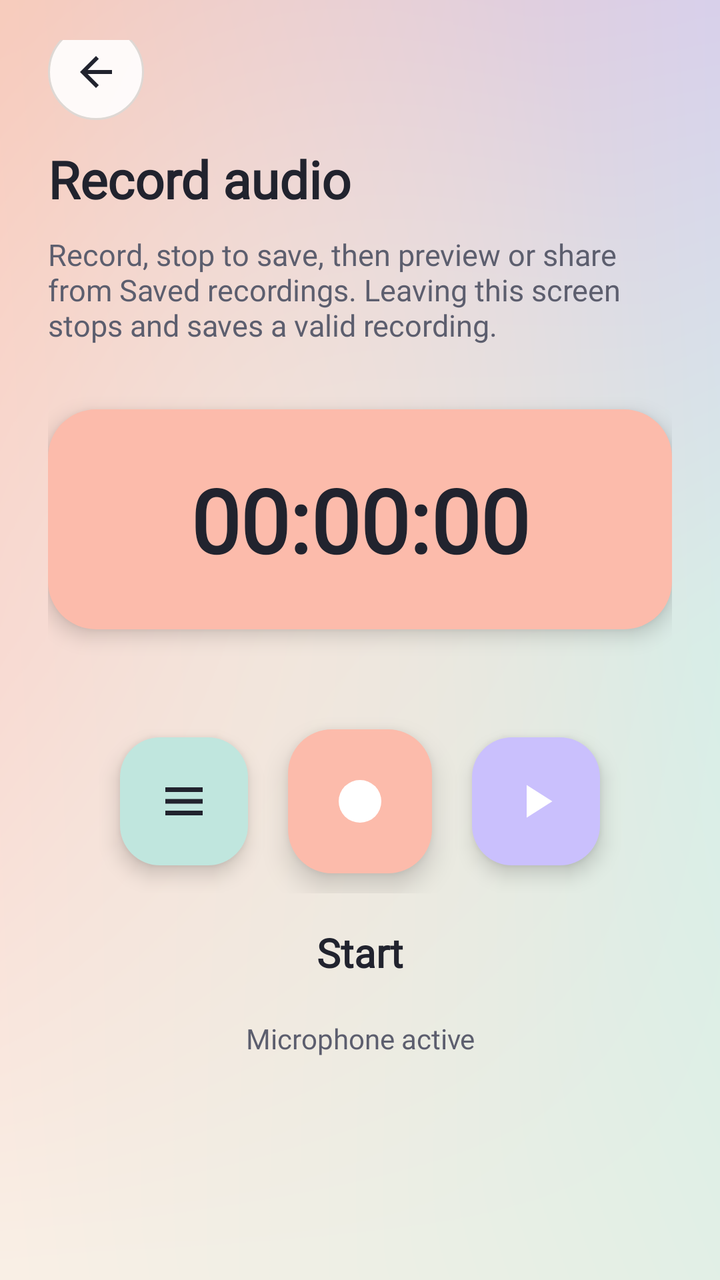
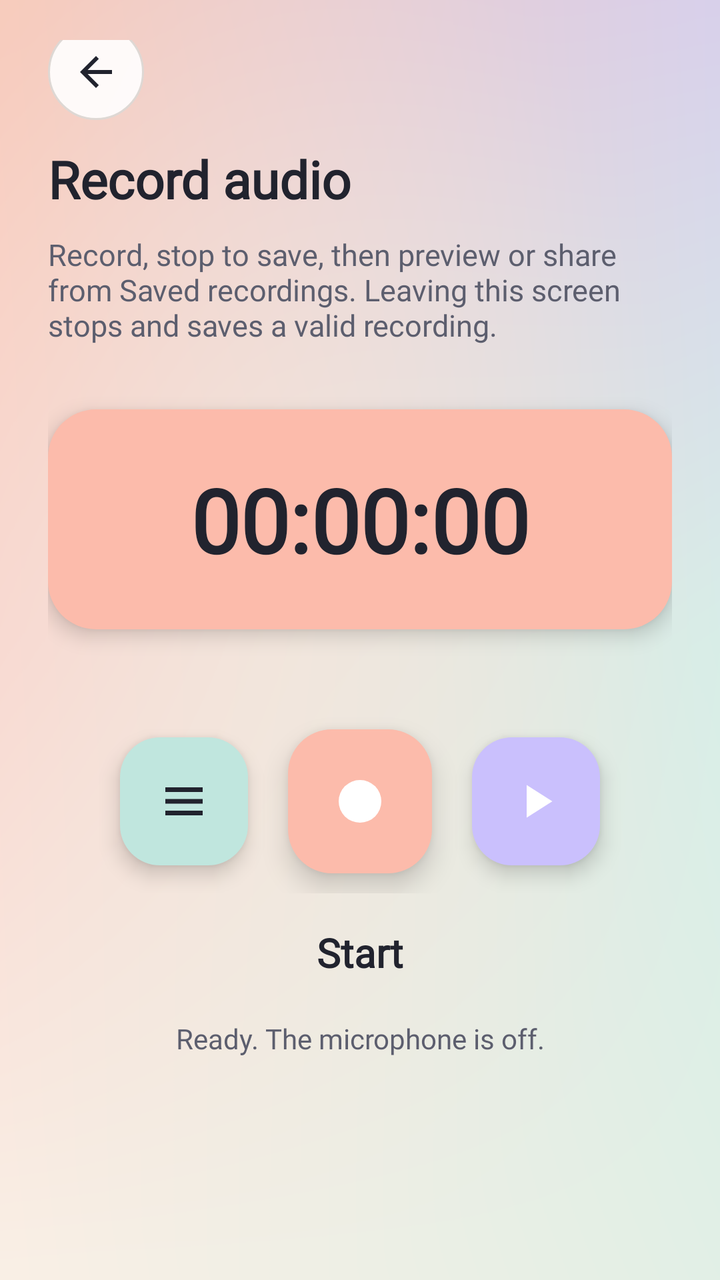

Two renders of the same Android screen: before a commit and after it. Below are the layout's source before the change and the commit's diff.
<!-- AndroidManifest.xml: application theme Theme.DecMictospeaker -->
<!-- res/layout/activity_record_audio_new.xml -->
<?xml version="1.0" encoding="utf-8"?>
<LinearLayout xmlns:android="http://schemas.android.com/apk/res/android"
    xmlns:app="http://schemas.android.com/apk/res-auto"
    android:layout_width="match_parent"
    android:layout_height="match_parent"
    android:orientation="vertical"
    android:background="@drawable/bg_pastel_mesh">

    
    <RelativeLayout
        android:layout_width="match_parent"
        android:layout_height="wrap_content"
        android:paddingStart="24dp"
        android:paddingTop="20dp"
        android:paddingEnd="24dp"
        android:paddingBottom="4dp">

        <ImageButton
            android:id="@+id/iv_back"
            style="@style/ToolControlCircleBack"
            android:layout_alignParentStart="true"
            android:layout_centerVertical="true"
            android:src="@drawable/tool_back"
            app:tint="@color/quality_text"
            android:contentDescription="@string/tool_back" />
    </RelativeLayout>

    <androidx.core.widget.NestedScrollView
        android:layout_width="match_parent"
        android:layout_height="0dp"
        android:layout_weight="1"
        android:fillViewport="true">

        <LinearLayout
            android:layout_width="match_parent"
            android:layout_height="wrap_content"
            android:orientation="vertical"
            android:paddingStart="24dp"
            android:paddingEnd="24dp"
            android:paddingBottom="24dp">

            <TextView
                android:id="@+id/tv_tittle"
                style="@style/ToolTitle"
                android:text="@string/quality_record_title" />

            <TextView
                style="@style/ToolBody"
                android:text="@string/tool_record_help" />

            
            <FrameLayout
                android:layout_width="match_parent"
                android:layout_height="110dp"
                android:layout_marginTop="32dp"
                android:layout_marginBottom="24dp"
                android:background="@drawable/card_timer_peach"
                android:elevation="6dp">

                <TextView
                    android:id="@+id/tv_timer"
                    android:layout_width="wrap_content"
                    android:layout_height="wrap_content"
                    android:layout_gravity="center"
                    android:fontFamily="@font/poppins_bold"
                    android:text="@string/tool_timer_initial"
                    android:textColor="@color/quality_text"
                    android:textSize="44sp"
                    android:textStyle="bold" />
            </FrameLayout>

            
            <com.airbnb.lottie.LottieAnimationView
                android:id="@+id/lottie_record_wave"
                android:layout_width="match_parent"
                android:layout_height="48dp"
                android:layout_marginStart="24dp"
                android:layout_marginEnd="24dp"
                android:layout_marginTop="8dp"
                android:layout_marginBottom="6dp"
                app:lottie_fileName="lottie_wave_record.json"
                app:lottie_loop="true"
                app:lottie_autoPlay="false"
                android:visibility="gone" />

            
            <LinearLayout
                android:layout_width="match_parent"
                android:layout_height="wrap_content"
                android:layout_marginTop="16dp"
                android:gravity="center"
                android:orientation="horizontal">

                <ImageButton
                    android:id="@+id/iv_history"
                    style="@style/ToolControlMint"
                    android:layout_margin="10dp"
                    android:src="@drawable/tool_history"
                    app:tint="@color/quality_text"
                    android:contentDescription="@string/tool_saved" />

                <ImageButton
                    android:id="@+id/iv_start_stop_new"
                    style="@style/ToolControlPeach"
                    android:layout_margin="10dp"
                    android:src="@drawable/tool_record"
                    android:contentDescription="@string/tool_start_recording" />

                <ImageButton
                    android:id="@+id/iv_play"
                    style="@style/ToolControlLavender"
                    android:layout_margin="10dp"
                    android:src="@drawable/tool_play"
                    android:contentDescription="@string/tool_play_last" />
            </LinearLayout>

            <TextView
                android:id="@+id/tv_start_stop_new"
                android:layout_width="match_parent"
                android:layout_height="wrap_content"
                android:layout_marginTop="16dp"
                android:fontFamily="@font/poppins_bold"
                android:gravity="center"
                android:text="@string/tool_start"
                android:textColor="@color/quality_text"
                android:textSize="20sp"
                android:textStyle="bold" />

            <TextView
                style="@style/ToolBody"
                android:layout_marginTop="20dp"
                android:gravity="center"
                android:text="@string/tool_mic_active"
                android:textColor="@color/quality_secondary"
                android:textSize="14sp" />
        </LinearLayout>
    </androidx.core.widget.NestedScrollView>

    <LinearLayout
        android:id="@+id/nativeLay"
        android:layout_width="match_parent"
        android:layout_height="wrap_content"
        android:gravity="center_horizontal"
        android:orientation="vertical" />
</LinearLayout>
<!-- resources referenced by this layout -->
<resources>
  <color name="quality_secondary">#5C5E6E</color>
  <color name="quality_text">#21232E</color>
  <!-- drawable card_timer_peach (drawable) -->
  <?xml version="1.0" encoding="utf-8"?>
  <shape xmlns:android="http://schemas.android.com/apk/res/android"
      android:shape="rectangle">
      <solid android:color="@color/pastel_peach" />
      <corners android:radius="24dp" />
  </shape>
  <!-- drawable tool_back (drawable) -->
  <vector xmlns:android="http://schemas.android.com/apk/res/android"
      android:width="24dp"
      android:height="24dp"
      android:viewportWidth="24"
      android:viewportHeight="24">
    <path
        android:fillColor="#21232E"
        android:pathData="M20,11H7.83l5.59,-5.59L12,4l-8,8 8,8 1.41,-1.41L7.83,13H20v-2z"/>
  </vector>
  <!-- drawable tool_history (drawable) -->
  <vector xmlns:android="http://schemas.android.com/apk/res/android"
      android:width="24dp"
      android:height="24dp"
      android:viewportWidth="24"
      android:viewportHeight="24">
    <path
        android:fillColor="#21232E"
        android:pathData="M4,6h16v2H4zm0,5h16v2H4zm0,5h16v2H4z"/>
  </vector>
  <!-- drawable tool_play (drawable) -->
  <vector xmlns:android="http://schemas.android.com/apk/res/android"
      android:width="24dp"
      android:height="24dp"
      android:viewportWidth="24"
      android:viewportHeight="24">
    <path
        android:fillColor="#FFFFFF"
        android:pathData="M8,5v14l11,-7z"/>
  </vector>
  <!-- drawable tool_record (drawable) -->
  <vector xmlns:android="http://schemas.android.com/apk/res/android"
      android:width="24dp"
      android:height="24dp"
      android:viewportWidth="24"
      android:viewportHeight="24">
    <path
        android:fillColor="#FFFFFF"
        android:pathData="M12,12m-8,0a8,8 0,1 1,16 0a8,8 0,1 1,-16 0"/>
  </vector>
  <string name="quality_record_title">Record audio</string>
  <string name="tool_back">Back</string>
  <string name="tool_mic_active">Microphone active</string>
  <string name="tool_play_last">Play last recording</string>
  <string name="tool_record_help">Record, stop to save, then preview or share from Saved recordings. Leaving this screen stops and saves a valid recording.</string>
  <string name="tool_saved">Saved recordings</string>
  <string name="tool_start">Start</string>
  <string name="tool_start_recording">Start recording</string>
  <string name="tool_timer_initial" translatable="false">00:00:00</string>
  <style name="ToolTitle">
          <item name="android:layout_width">match_parent</item>
          <item name="android:layout_height">wrap_content</item>
          <item name="android:textSize">26sp</item>
          <item name="android:textStyle">bold</item>
          <item name="android:fontFamily">@font/poppins_bold</item>
          <item name="android:textColor">@color/quality_text</item>
      </style>
  <color name="pastel_peach">#FCBBAB</color>
  <!-- drawable btn_squircle_mint (drawable) -->
  <?xml version="1.0" encoding="utf-8"?>
  <ripple xmlns:android="http://schemas.android.com/apk/res/android"
      android:color="@color/pastel_mint_pressed">
      <item>
          <shape android:shape="rectangle">
              <solid android:color="@color/pastel_mint" />
              <corners android:radius="20dp" />
          </shape>
      </item>
  </ripple>
  <color name="pastel_peach_pressed">#F8A693</color>
  <color name="pastel_mint">#C0E6DE</color>
  <color name="pastel_mint_pressed">#A9D8CE</color>
  <color name="pastel_circle_btn_pressed">#D9F0ED</color>
  <color name="pastel_circle_btn">#E6FFFFFF</color>
  <color name="studio_line">#DED8D4</color>
  <color name="pastel_lavender_pressed">#B8ACF5</color>
  <color name="pastel_lavender">#CAC0FD</color>
  <!-- unchanged entries left out for length: 10 -->
</resources>

<!-- the commit's change to res/layout/activity_record_audio_new.xml (unified diff, before → after) -->
@@ -127,10 +127,11 @@
                 android:textStyle="bold" />
 
             <TextView
+                android:id="@+id/studio_feedback"
                 style="@style/ToolBody"
                 android:layout_marginTop="20dp"
                 android:gravity="center"
-                android:text="@string/tool_mic_active"
+                android:text="@string/studio_ready"
                 android:textColor="@color/quality_secondary"
                 android:textSize="14sp" />
         </LinearLayout>
<!-- resource entries referenced after the edit -->
@@ -50,8 +50,8 @@
         android:pathData="M12,12m-8,0a8,8 0,1 1,16 0a8,8 0,1 1,-16 0"/>
   </vector>
   <string name="quality_record_title">Record audio</string>
+  <string name="studio_ready">Ready. The microphone is off.</string>
   <string name="tool_back">Back</string>
-  <string name="tool_mic_active">Microphone active</string>
   <string name="tool_play_last">Play last recording</string>
   <string name="tool_record_help">Record, stop to save, then preview or share from Saved recordings. Leaving this screen stops and saves a valid recording.</string>
   <string name="tool_saved">Saved recordings</string>
